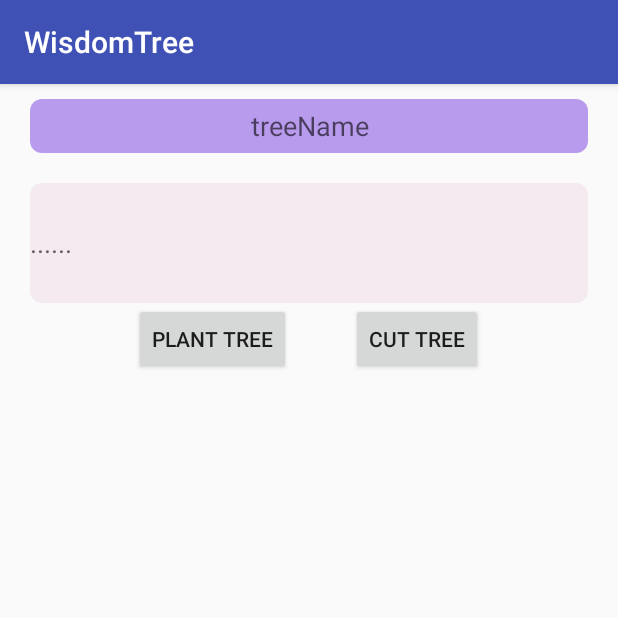
After one commit to xinlinli/woidomTree, an Android app: the TreeActivity screen opened directly, with no data from a screen before it, on a phone screen of 412 x 824 dp, the top half of it. The commit adds this screen. Run offline under Robolectric (Android 15) with nearby library versions, the phone set to English and light mode, and no system bars.

Commit message:
tree activity

```diff
--- a/WisdomTree/app/build.gradle
+++ b/WisdomTree/app/build.gradle
@@ -1,5 +1,8 @@
 apply plugin: 'com.android.application'
 apply plugin: 'org.greenrobot.greendao'
+dependencies {
+    implementation 'com.android.support.constraint:constraint-layout:+'
+}
 android {
     compileSdkVersion 26
     defaultConfig {
--- a/WisdomTree/app/src/main/AndroidManifest.xml
+++ b/WisdomTree/app/src/main/AndroidManifest.xml
@@ -5,7 +5,7 @@
     <application
         android:name="com.MyApplication"
         android:allowBackup="true"
-       android:icon="@mipmap/tree_icon"
+        android:icon="@mipmap/tree_icon"
         android:label="@string/app_name"
         android:roundIcon="@mipmap/ic_launcher_round"
         android:supportsRtl="true"
@@ -17,6 +17,7 @@
                 <category android:name="android.intent.category.LAUNCHER" />
             </intent-filter>
         </activity>
+        <activity android:name=".TreeActivity"></activity>
     </application>
 
 </manifest>
--- /dev/null
+++ b/WisdomTree/app/src/main/java/com/xinlin/wisdomtree/TreeActivity.java
@@ -0,0 +1,13 @@
+package com.xinlin.wisdomtree;
+
+import android.support.v7.app.AppCompatActivity;
+import android.os.Bundle;
+
+public class TreeActivity extends AppCompatActivity {
+
+    @Override
+    protected void onCreate(Bundle savedInstanceState) {
+        super.onCreate(savedInstanceState);
+        setContentView(R.layout.activity_tree);
+    }
+}
--- a/WisdomTree/app/src/main/java/com/xinlin/wisdomtree/WisDomForestActivity.java
+++ b/WisdomTree/app/src/main/java/com/xinlin/wisdomtree/WisDomForestActivity.java
@@ -1,5 +1,6 @@
 package com.xinlin.wisdomtree;
 
+import android.content.Intent;
 import android.os.Bundle;
 import android.support.v7.app.AppCompatActivity;
 import android.view.View;
@@ -116,13 +117,20 @@ public class WisDomForestActivity extends AppCompatActivity {
                 adapter.setSelectItem(position);
                 tree = adapter.getList().get(position);
                 showSelectedTree(tree);
+                Toast.makeText(WisDomForestActivity.this, "click", Toast.LENGTH_SHORT).show();
 
             }
         });
         lvForest.setOnItemLongClickListener(new AdapterView.OnItemLongClickListener() {
             @Override
             public boolean onItemLongClick(AdapterView<?> parent, View view, int position, long id) {
-
+                tree = adapter.getList().get(position);
+                Intent intent = new Intent(WisDomForestActivity.this, TreeActivity.class);
+                Bundle bundle = new Bundle();
+                bundle.putString("treeName",tree.getName());
+                bundle.putLong("treeId",tree.getId());
+                intent.putExtras(bundle);
+                startActivity(intent);
                 return false;
             }
         });
--- /dev/null
+++ b/WisdomTree/app/src/main/res/layout/activity_tree.xml
@@ -0,0 +1,71 @@
+<?xml version="1.0" encoding="utf-8"?>
+<LinearLayout xmlns:android="http://schemas.android.com/apk/res/android"
+    xmlns:app="http://schemas.android.com/apk/res-auto"
+    xmlns:tools="http://schemas.android.com/tools"
+    android:layout_width="match_parent"
+    android:layout_height="match_parent"
+    android:orientation="vertical"
+    tools:context="com.xinlin.wisdomtree.WisDomForestActivity">
+
+    <EditText
+        android:minHeight="36dp"
+        android:id="@+id/et_tree_name"
+        android:layout_width="match_parent"
+        android:layout_height="wrap_content"
+        android:layout_gravity="center"
+        android:layout_marginLeft="20dp"
+        android:layout_marginRight="20dp"
+        android:layout_marginTop="10dp"
+        android:background="@drawable/corner_rectangle_purple"
+        android:gravity="center"
+        android:hint="treeName"
+        android:singleLine="true"
+        android:textCursorDrawable="@color/colorPrimary" />
+
+    <EditText
+        android:id="@+id/et_tree_detail"
+        android:layout_width="match_parent"
+        android:layout_height="wrap_content"
+        android:layout_marginLeft="20dp"
+        android:layout_marginRight="20dp"
+        android:layout_marginTop="20dp"
+        android:background="@drawable/corner_rectangle_gray"
+        android:hint="......"
+        android:minHeight="80dp"
+        android:textCursorDrawable="@color/colorPrimary" />
+
+
+    <LinearLayout
+        android:layout_width="match_parent"
+        android:layout_height="wrap_content"
+        android:gravity="center">
+
+        <Button
+            android:id="@+id/btn_add_tree"
+            android:layout_width="wrap_content"
+            android:layout_height="wrap_content"
+            android:layout_gravity="center"
+            android:text="plant tree" />
+
+        <View
+            android:layout_width="40dp"
+            android:layout_height="match_parent" />
+
+        <Button
+            android:id="@+id/btn_delete_tree"
+            android:layout_width="wrap_content"
+            android:layout_height="wrap_content"
+            android:layout_gravity="center"
+            android:text="cut tree" />
+    </LinearLayout>
+
+    <ListView
+        android:minHeight="1000dp"
+        android:layout_margin="12dp"
+        android:background="@drawable/corner_rectangle_gray"
+        android:id="@+id/lv_forest"
+        android:layout_width="match_parent"
+        android:layout_height="wrap_content"/>
+
+
+</LinearLayout>
```
